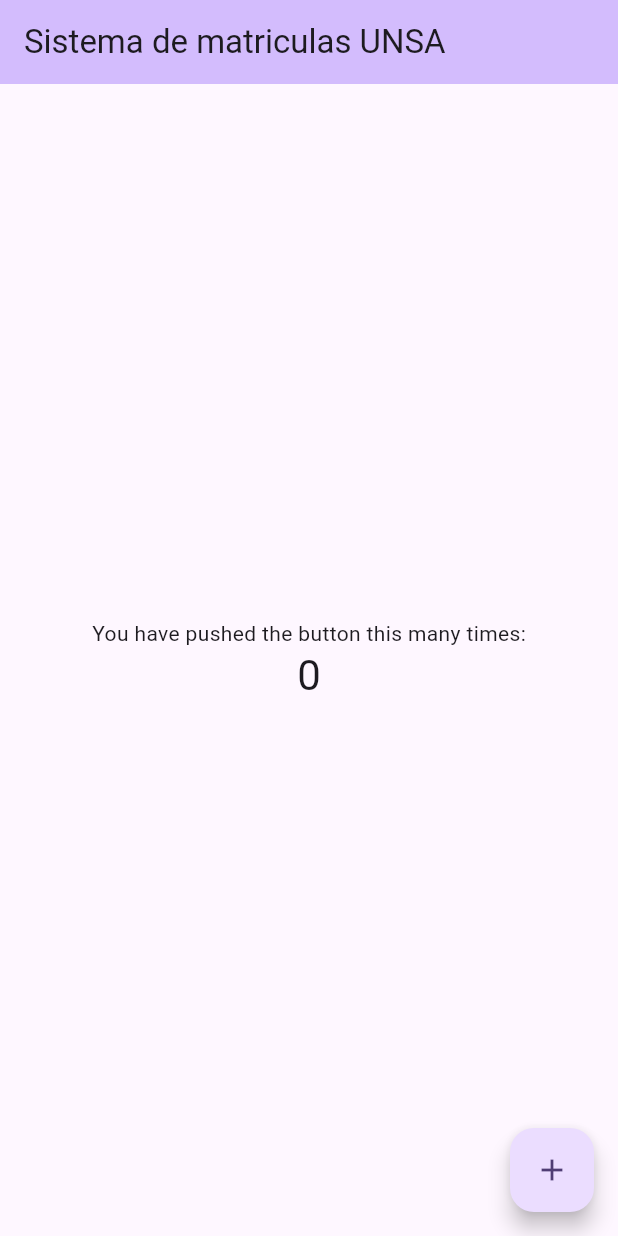
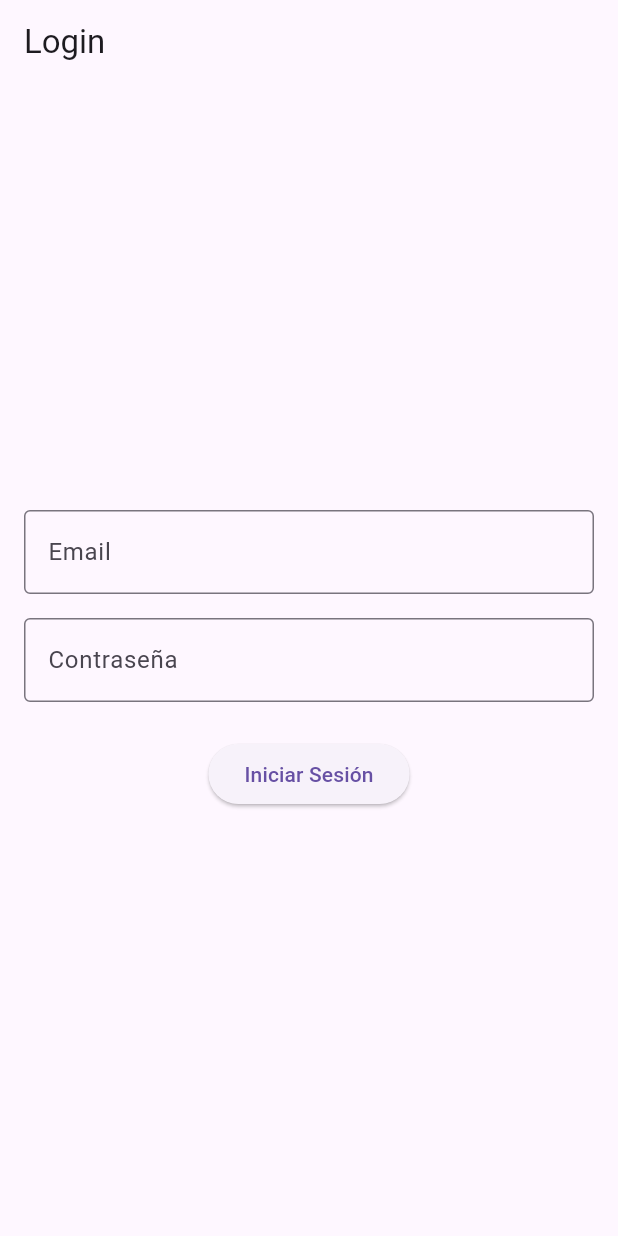
Before and after one commit to ktorres63/Enroll-System, a Flutter app: the screen it shows after launch, on a phone screen of 412 x 824 dp. Run offline on Flutter 3.47's test engine with Material 3 defaults, Android fonts, the phone set to English and light mode, and no system bars.

Commit message:
Add navegability

```diff
--- a/lib/main.dart
+++ b/lib/main.dart
@@ -1,4 +1,8 @@
+// main.dart
+import 'package:enrollment_system/screens/home_page.dart';
 import 'package:flutter/material.dart';
+import 'package:enrollment_system/screens/login_page.dart';
+
 
 void main() {
   runApp(const MyApp());
@@ -7,119 +11,15 @@
 class MyApp extends StatelessWidget {
   const MyApp({super.key});
 
-  // This widget is the root of your application.
   @override
   Widget build(BuildContext context) {
     return MaterialApp(
-      title: 'Flutter Demo',
+      title: 'Sistema Escolar',
       theme: ThemeData(
-        // This is the theme of your application.
-        //
-        // TRY THIS: Try running your application with "flutter run". You'll see
-        // the application has a purple toolbar. Then, without quitting the app,
-        // try changing the seedColor in the colorScheme below to Colors.green
-        // and then invoke "hot reload" (save your changes or press the "hot
-        // reload" button in a Flutter-supported IDE, or press "r" if you used
-        // the command line to start the app).
-        //
-        // Notice that the counter didn't reset back to zero; the application
-        // state is not lost during the reload. To reset the state, use hot
-        // restart instead.
-        //
-        // This works for code too, not just values: Most code changes can be
-        // tested with just a hot reload.
-        colorScheme: ColorScheme.fromSeed(seedColor: Colors.deepPurple),
-        useMaterial3: true,
+        primarySwatch: Colors.blue,
       ),
-      home: const MyHomePage(title: 'Sistema de matriculas UNSA'),
+      home: const LoginPage(),
+
     );
   }
 }
-
-class MyHomePage extends StatefulWidget {
-  const MyHomePage({super.key, required this.title});
-
-  // This widget is the home page of your application. It is stateful, meaning
-  // that it has a State object (defined below) that contains fields that affect
-  // how it looks.
-
-  // This class is the configuration for the state. It holds the values (in this
-  // case the title) provided by the parent (in this case the App widget) and
-  // used by the build method of the State. Fields in a Widget subclass are
-  // always marked "final".
-
-  final String title;
-
-  @override
-  State<MyHomePage> createState() => _MyHomePageState();
-}
-
-class _MyHomePageState extends State<MyHomePage> {
-  int _counter = 0;
-
-  void _incrementCounter() {
-    setState(() {
-      // This call to setState tells the Flutter framework that something has
-      // changed in this State, which causes it to rerun the build method below
-      // so that the display can reflect the updated values. If we changed
-      // _counter without calling setState(), then the build method would not be
-      // called again, and so nothing would appear to happen.
-      _counter++;
-    });
-  }
-
-  @override
-  Widget build(BuildContext context) {
-    // This method is rerun every time setState is called, for instance as done
-    // by the _incrementCounter method above.
-    //
-    // The Flutter framework has been optimized to make rerunning build methods
-    // fast, so that you can just rebuild anything that needs updating rather
-    // than having to individually change instances of widgets.
-    return Scaffold(
-      appBar: AppBar(
-        // TRY THIS: Try changing the color here to a specific color (to
-        // Colors.amber, perhaps?) and trigger a hot reload to see the AppBar
-        // change color while the other colors stay the same.
-        backgroundColor: Theme.of(context).colorScheme.inversePrimary,
-        // Here we take the value from the MyHomePage object that was created by
-        // the App.build method, and use it to set our appbar title.
-        title: Text(widget.title),
-      ),
-      body: Center(
-        // Center is a layout widget. It takes a single child and positions it
-        // in the middle of the parent.
-        child: Column(
-          // Column is also a layout widget. It takes a list of children and
-          // arranges them vertically. By default, it sizes itself to fit its
-          // children horizontally, and tries to be as tall as its parent.
-          //
-          // Column has various properties to control how it sizes itself and
-          // how it positions its children. Here we use mainAxisAlignment to
-          // center the children vertically; the main axis here is the vertical
-          // axis because Columns are vertical (the cross axis would be
-          // horizontal).
-          //
-          // TRY THIS: Invoke "debug painting" (choose the "Toggle Debug Paint"
-          // action in the IDE, or press "p" in the console), to see the
-          // wireframe for each widget.
-          mainAxisAlignment: MainAxisAlignment.center,
-          children: <Widget>[
-            const Text(
-              'You have pushed the button this many times:',
-            ),
-            Text(
-              '$_counter',
-              style: Theme.of(context).textTheme.headlineMedium,
-            ),
-          ],
-        ),
-      ),
-      floatingActionButton: FloatingActionButton(
-        onPressed: _incrementCounter,
-        tooltip: 'Increment',
-        child: const Icon(Icons.add),
-      ), // This trailing comma makes auto-formatting nicer for build methods.
-    );
-  }
-}
--- /dev/null
+++ b/lib/screens/login_page.dart
@@ -0,0 +1,76 @@
+import 'package:flutter/material.dart';
+import 'package:enrollment_system/screens/home_page.dart';
+
+
+class LoginPage extends StatefulWidget {
+  const LoginPage({super.key});
+
+  @override
+  State<LoginPage> createState() => _LoginPageState();
+}
+
+class _LoginPageState extends State<LoginPage> {
+  final _formKey = GlobalKey<FormState>();
+  final _emailController = TextEditingController();
+  final _passwordController = TextEditingController();
+
+  @override
+  Widget build(BuildContext context) {
+    return Scaffold(
+      appBar: AppBar(
+        title: const Text('Login'),
+      ),
+      body: Padding(
+        padding: const EdgeInsets.all(16.0),
+        child: Form(
+          key: _formKey,
+          child: Column(
+            mainAxisAlignment: MainAxisAlignment.center,
+            children: [
+              TextFormField(
+                controller: _emailController,
+                decoration: const InputDecoration(
+                  labelText: 'Email',
+                  border: OutlineInputBorder(),
+                ),
+                validator: (value) {
+                  if (value == null || value.isEmpty) {
+                    return 'Por favor ingrese su email';
+                  }
+                  return null;
+                },
+              ),
+              const SizedBox(height: 16),
+              TextFormField(
+                controller: _passwordController,
+                decoration: const InputDecoration(
+                  labelText: 'Contraseña',
+                  border: OutlineInputBorder(),
+                ),
+                obscureText: true,
+                validator: (value) {
+                  if (value == null || value.isEmpty) {
+                    return 'Por favor ingrese su contraseña';
+                  }
+                  return null;
+                },
+              ),
+              const SizedBox(height: 24),
+              ElevatedButton(
+                onPressed: () {
+                  if (_formKey.currentState!.validate()) {
+                    Navigator.pushReplacement(
+                      context,
+                      MaterialPageRoute(builder: (context) => const HomePage()),
+                    );
+                  }
+                },
+                child: const Text('Iniciar Sesión'),
+              ),
+            ],
+          ),
+        ),
+      ),
+    );
+  }
+}
```
Also changed, not shown: lib/screens/home_page.dart (added, +51 -0 lines), lib/screens/registro_alumno_page.dart (added, +106 -0 lines).
